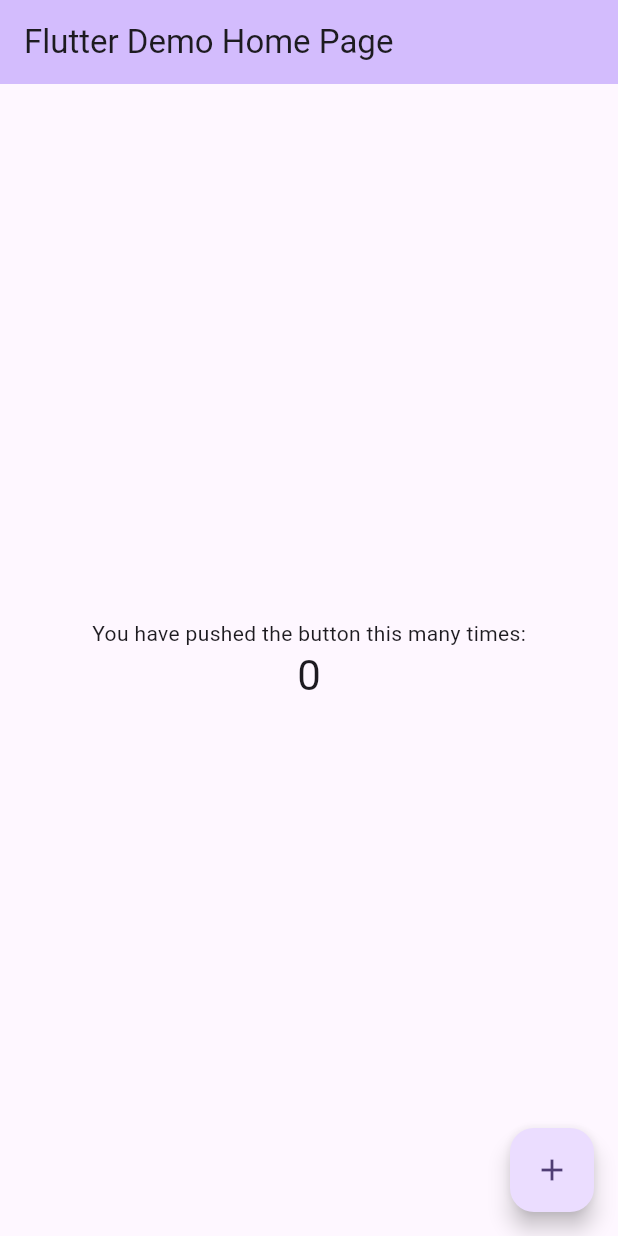
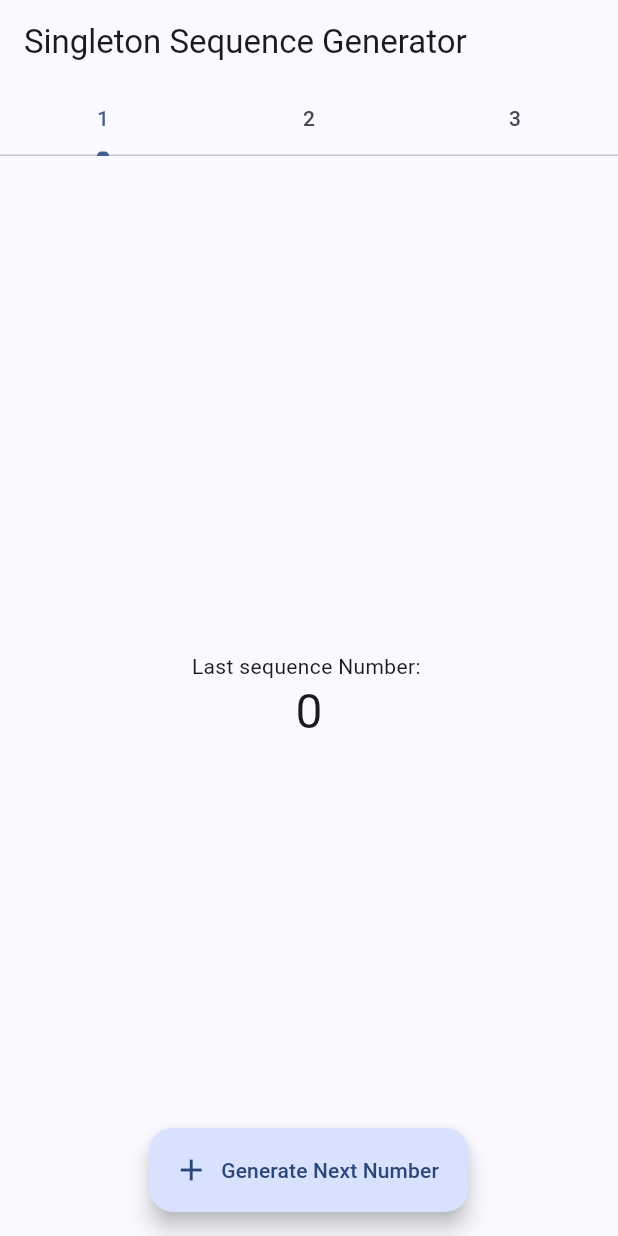
Before and after one commit to Romina-dll/Singleton-Design-Pattern, a Flutter app: the screen it shows after launch, on a phone screen of 412 x 824 dp. Run offline on Flutter 3.47's test engine with Material 3 defaults, Android fonts, the phone set to English and light mode, and no system bars.

Commit message:
Sequence Generator with singleton
Singleton implementation which will generate a sequence of numbers to the callers a. The idea here is that there is only a single number/sequence generator and all the numbers follow a perfect sequence.
b. So when we do a call to the generator like getNextNumber() we should get the next number in the sequence no matter how we obtained the generator.

```diff
--- a/lib/main.dart
+++ b/lib/main.dart
@@ -1,4 +1,5 @@
 import 'package:flutter/material.dart';
+import 'package:singleton/sequence_generator.dart';
 
 import 'base_logger.dart';
 
@@ -15,116 +16,71 @@ class MyApp extends StatelessWidget {
     return MaterialApp(
       title: 'Flutter Demo',
       theme: ThemeData(
-        // This is the theme of your application.
-        //
-        // TRY THIS: Try running your application with "flutter run". You'll see
-        // the application has a purple toolbar. Then, without quitting the app,
-        // try changing the seedColor in the colorScheme below to Colors.green
-        // and then invoke "hot reload" (save your changes or press the "hot
-        // reload" button in a Flutter-supported IDE, or press "r" if you used
-        // the command line to start the app).
-        //
-        // Notice that the counter didn't reset back to zero; the application
-        // state is not lost during the reload. To reset the state, use hot
-        // restart instead.
-        //
-        // This works for code too, not just values: Most code changes can be
-        // tested with just a hot reload.
-        colorScheme: ColorScheme.fromSeed(seedColor: Colors.deepPurple),
+        colorScheme: ColorScheme.fromSeed(seedColor: Colors.blueAccent),
         useMaterial3: true,
       ),
-      home: const MyHomePage(title: 'Flutter Demo Home Page'),
+      home: DefaultTabController(
+        length: 3,
+        child: Scaffold(
+          appBar: AppBar(
+            bottom: const TabBar(
+              tabs: [
+                Tab(text: "1",),
+                Tab(text: "2",),
+                Tab(text: "3",)
+              ],
+            ),
+            title : const Text("Singleton Sequence Generator"),
+          ),
+          body: const TabBarView(
+            children: [
+              SequencePage(),
+              SequencePage(),
+              SequencePage()
+            ],
+          ),
+        ),
+      ),
     );
   }
 }
 
-class MyHomePage extends StatefulWidget {
-  const MyHomePage({super.key, required this.title});
-
-  // This widget is the home page of your application. It is stateful, meaning
-  // that it has a State object (defined below) that contains fields that affect
-  // how it looks.
-
-  // This class is the configuration for the state. It holds the values (in this
-  // case the title) provided by the parent (in this case the App widget) and
-  // used by the build method of the State. Fields in a Widget subclass are
-  // always marked "final".
-
-  final String title;
+class SequencePage extends StatefulWidget {
+  const SequencePage({Key? key}) : super(key: key);
 
   @override
-  State<MyHomePage> createState() => _MyHomePageState();
+  State<StatefulWidget> createState() {
+    // TODO: implement createState
+    return _SequencePage();
+  }
 }
 
-class _MyHomePageState extends State<MyHomePage> {
-  int _counter = 0;
-
-  void _incrementCounter() {
-    // final generator = GenerateSequenceLazy();
-    // // final generator = GenerateSequenceEager();
-    //
-    // setState(() {
-    //   generator.getNextNumber();
-    // });
-    final logger = DebugLogger();
+class _SequencePage extends State<SequencePage>{
+  void _incrementCounter(){
     setState(() {
-      logger.log('counter: $_counter' , 'sample error message');
-      _counter++;
+      SequenceGenerator().getNextNumber();
     });
   }
 
   @override
   Widget build(BuildContext context) {
-    // This method is rerun every time setState is called, for instance as done
-    // by the _incrementCounter method above.
-    //
-    // The Flutter framework has been optimized to make rerunning build methods
-    // fast, so that you can just rebuild anything that needs updating rather
-    // than having to individually change instances of widgets.
+    // TODO: implement build
     return Scaffold(
-      appBar: AppBar(
-        // TRY THIS: Try changing the color here to a specific color (to
-        // Colors.amber, perhaps?) and trigger a hot reload to see the AppBar
-        // change color while the other colors stay the same.
-        backgroundColor: Theme.of(context).colorScheme.inversePrimary,
-        // Here we take the value from the MyHomePage object that was created by
-        // the App.build method, and use it to set our appbar title.
-        title: Text(widget.title),
-      ),
       body: Center(
-        // Center is a layout widget. It takes a single child and positions it
-        // in the middle of the parent.
         child: Column(
-          // Column is also a layout widget. It takes a list of children and
-          // arranges them vertically. By default, it sizes itself to fit its
-          // children horizontally, and tries to be as tall as its parent.
-          //
-          // Column has various properties to control how it sizes itself and
-          // how it positions its children. Here we use mainAxisAlignment to
-          // center the children vertically; the main axis here is the vertical
-          // axis because Columns are vertical (the cross axis would be
-          // horizontal).
-          //
-          // TRY THIS: Invoke "debug painting" (choose the "Toggle Debug Paint"
-          // action in the IDE, or press "p" in the console), to see the
-          // wireframe for each widget.
           mainAxisAlignment: MainAxisAlignment.center,
-          children: <Widget>[
-            const Text(
-              'You have pushed the button this many times:',
-            ),
-            Text(
-              '$_counter',
-              style: Theme.of(context).textTheme.headlineMedium,
-            ),
+          children: [
+            const Text('Last sequence Number: '),
+            Text('${SequenceGenerator().getCurrentNumber()}',style: Theme.of(context).textTheme.headlineLarge,),
           ],
         ),
       ),
-      floatingActionButton: FloatingActionButton(
-        onPressed: _incrementCounter,
-        tooltip: 'Increment',
-        child: const Icon(Icons.add),
-      ), // This trailing comma makes auto-formatting nicer for build methods.
+      floatingActionButton: FloatingActionButton.extended(
+          onPressed: _incrementCounter,
+          label: const Text('Generate Next Number'),
+          icon: const Icon(Icons.add),
+      ),
+      floatingActionButtonLocation: FloatingActionButtonLocation.centerFloat,
     );
   }
 }
--- /dev/null
+++ b/lib/sequence_generator.dart
@@ -0,0 +1,25 @@
+abstract class Singleton {
+  Singleton._privateConstructor();
+}
+
+class SequenceGenerator extends Singleton {
+  //private constructor
+  SequenceGenerator._privateConstructor() : super._privateConstructor();
+
+  static final SequenceGenerator _instance = SequenceGenerator._privateConstructor();
+
+  factory SequenceGenerator() {
+    return _instance;
+  }
+
+  int _counter = 0;
+
+  int getNextNumber () {
+    _counter ++;
+    return _counter;
+  }
+
+  int getCurrentNumber (){
+    return _counter;
+  }
+}
```
